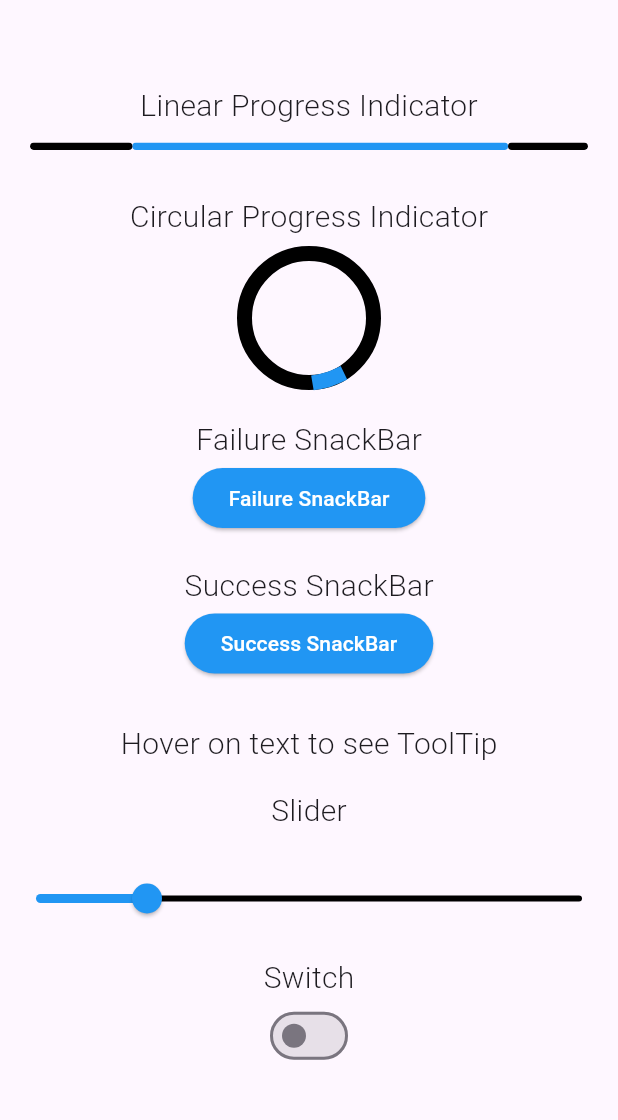
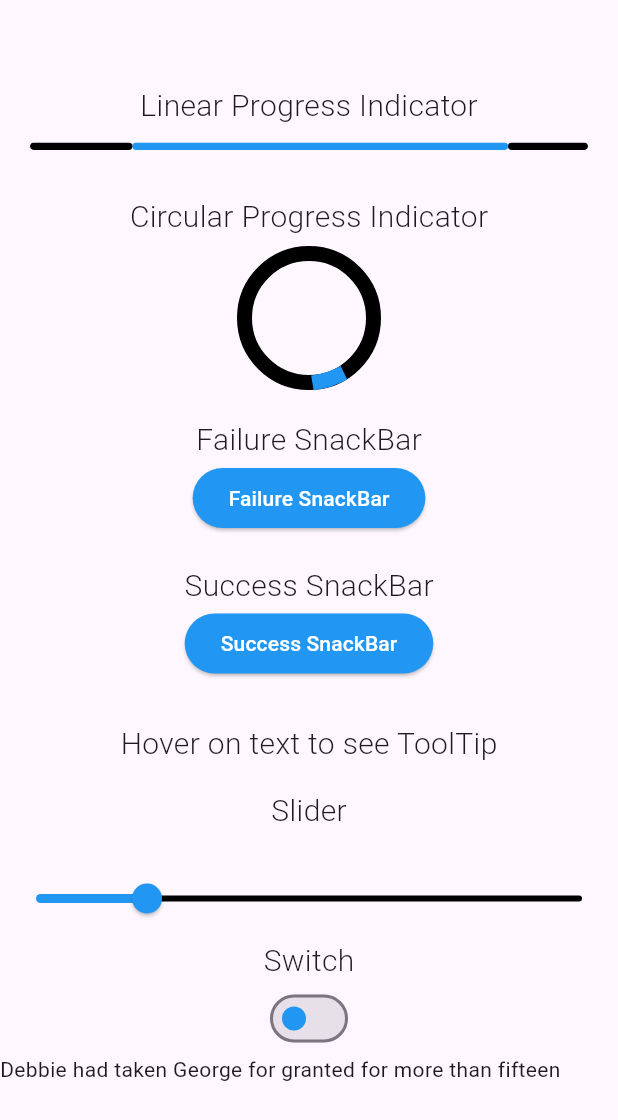
Before and after one commit to Harshpreet777/Progressbar-snackbar-tooltip-slider-switch-toast, a Flutter app: the screen it shows after launch, on a phone screen of 412 x 824 dp. Shown: the top 1120 px of the screen. Run offline on Flutter 3.47's test engine with Material 3 defaults, Android fonts, the phone set to English and light mode, and no system bars; our stand-ins replace awesome_snackbar_content.

Commit message:
28/02/2024

```diff
--- a/lib/screens/switch_screen.dart
+++ b/lib/screens/switch_screen.dart
@@ -13,7 +13,8 @@ class _SwitchScreenState extends State<SwitchScreen> {
   @override
   Widget build(BuildContext context) {
     return Scaffold(
-      body: Center(
+      body: SingleChildScrollView(
+        child: Center(
           child: Column(
             mainAxisSize: MainAxisSize.min,
             children: [
@@ -24,13 +25,21 @@ class _SwitchScreenState extends State<SwitchScreen> {
               Switch(
                 value: switchValue,
                 activeColor: Colors.blue,
+                thumbColor: const MaterialStatePropertyAll(Colors.blue),
+                activeTrackColor: Colors.black,
                 onChanged: (value) {
                   setState(() {
                     switchValue = value;
                   });
                 },
               ),
+              const SelectableText(
+                showCursor: true,
+                cursorColor: Colors.red,
+                "Debbie had taken George for granted for more than fifteen years now. He wasn't sure what exactly had made him choose this time and place to address the issue, but he decided that now was the time. He looked straight into her eyes and just as she was about to speak, turned away and walked out the door.",
+              ),
             ],
+          ),
         ),
       ),
     );
--- a/pubspec.yaml
+++ b/pubspec.yaml
@@ -38,6 +38,7 @@ dependencies:
   awesome_snackbar_content: ^0.1.3
   # fluttertoast: ^8.2.4
   toast: ^0.3.0
+  percent_indicator: ^4.2.3
 
 dev_dependencies:
   flutter_test:
```
Also changed, not shown: pubspec.lock, 1 other file. Lines whose indentation alone changed are shown as unchanged.
